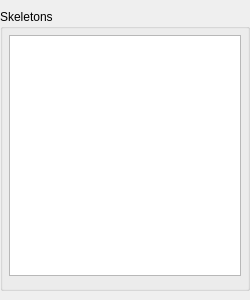
Qt form GUI/SideWidgets/SkeletonSideWidget.ui (istee/cor3d) before a commit.
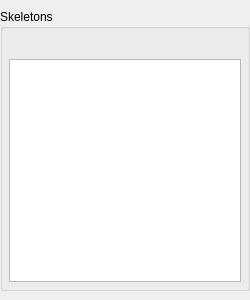
The same form after that commit. Custom widgets are drawn as their Qt base class.

The edit to the form file:
```diff
--- a/GUI/SideWidgets/SkeletonSideWidget.ui
+++ b/GUI/SideWidgets/SkeletonSideWidget.ui
@@ -59,9 +59,18 @@
       <string>Skeletons</string>
      </property>
      <layout class="QVBoxLayout" name="verticalLayout">
-      <property name="margin">
+      <property name="leftMargin">
        <number>6</number>
       </property>
+      <property name="topMargin">
+       <number>30</number>
+      </property>
+      <property name="rightMargin">
+       <number>6</number>
+      </property>
+      <property name="bottomMargin">
+       <number>0</number>
+      </property>
       <item>
        <widget class="ListWidgetExtension" name="skeleton_listview">
         <property name="minimumSize">
```
